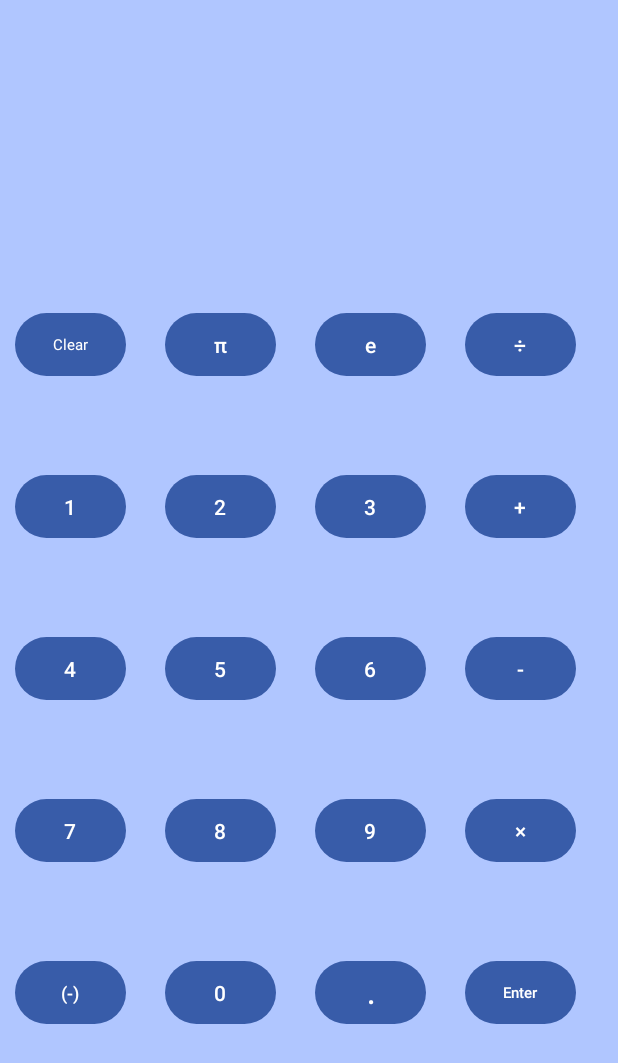
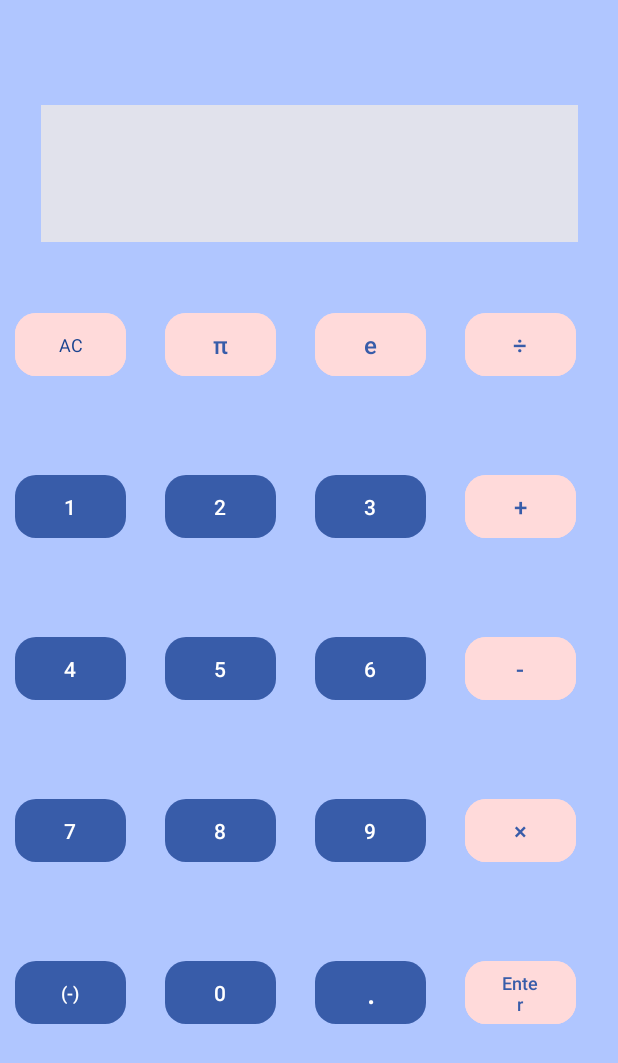
Before and after one commit to angelahe07/CalculatorAppHe, an Android app: the screen it shows after launch (MainActivity), on a phone screen of 412 x 824 dp. Shown: the top 1063 px of the screen. Run offline under Robolectric (Android 15) with nearby library versions, the phone set to English and light mode, and no system bars; Roboto replaces fonts that are not available here.

Commit message:
changed button colors and added color to background of textView
need to fix pi and e and add border around textView

```diff
--- a/app/src/main/java/com/example/calculatorapphe/MainActivity.java
+++ b/app/src/main/java/com/example/calculatorapphe/MainActivity.java
@@ -25,8 +25,14 @@ public class MainActivity extends AppCompatActivity {
     String numberInputFull = "";
     // result is the answer to whatever operation was inputted
     double result;
+
+    boolean doneEnter = false;
     public void buttonSelected(View v){
         TextView input1TV = findViewById(R.id.textViewInputExpression);
+        if(doneEnter){
+            numberInputFull = "";
+            doneEnter = false;
+        }
         if(v.getId() == R.id.button0){
             if(numberInputFull.isEmpty()){
                 numberInputFull += "";
@@ -93,24 +99,25 @@ public class MainActivity extends AppCompatActivity {
             if(numberInputFull.indexOf("÷") != -1){
                 numInput2 = Double.valueOf(numberInputFull.substring(numberInputFull.indexOf("÷") + 2));
                 result = numInput1/numInput2;
-                numberInputFull += "\n= " + result;
+                numberInputFull += " = " + result;
                 input1TV.setText(numberInputFull);
             }else if(numberInputFull.indexOf("×") != -1) {
                 numInput2 = Double.valueOf(numberInputFull.substring(numberInputFull.indexOf("×") + 2));
                 result = numInput1 * numInput2;
-                numberInputFull += "\n=" + result;
+                numberInputFull += " = " + result;
                 input1TV.setText(numberInputFull);
             }else if(numberInputFull.indexOf("+") != -1){
                 numInput2 = Double.valueOf(numberInputFull.substring(numberInputFull.indexOf("+") + 2));
                 result = numInput1 + numInput2;
-                numberInputFull += "\n=" + result;
+                numberInputFull += " = " + result;
                 input1TV.setText(numberInputFull);
             }else if(numberInputFull.indexOf("-") != -1){
                 numInput2 = Double.valueOf(numberInputFull.substring(numberInputFull.indexOf("-") + 2));
                 result = numInput1 - numInput2;
-                numberInputFull += "\n=" + result;
+                numberInputFull += " = " + result;
                 input1TV.setText(numberInputFull);
             }
+            doneEnter = true;
         }
         input1TV.setText(numberInputFull);
     }
--- a/app/src/main/res/layout/activity_main.xml
+++ b/app/src/main/res/layout/activity_main.xml
@@ -15,6 +15,7 @@
         android:layout_marginTop="@dimen/spaceUpBetweenButton"
         android:onClick="buttonSelected"
         android:text="9"
+        app:cornerRadius="@dimen/buttonRadius"
         app:layout_constraintStart_toEndOf="@+id/button8"
         app:layout_constraintTop_toBottomOf="@+id/button6" />
 
@@ -25,9 +26,15 @@
         android:layout_marginStart="@dimen/edgeMargin"
         android:layout_marginTop="70dp"
         android:layout_marginEnd="@dimen/edgeMargin"
+        android:background="@color/md_theme_light_surfaceVariant"
+        android:drawablePadding="14dp"
+        android:drawableTint="@color/md_theme_light_surfaceVariant"
         android:ems="10"
+        android:gravity="center|center_horizontal|center_vertical"
         android:inputType="number"
+        android:scrollHorizontally="false"
         android:textAlignment="center"
+        android:textColor="@color/md_theme_light_primary"
         android:textSize="20sp"
         app:layout_constraintEnd_toEndOf="parent"
         app:layout_constraintStart_toStartOf="parent"
@@ -42,6 +49,7 @@
         android:onClick="buttonSelected"
         android:text="."
         android:textSize="20sp"
+        app:cornerRadius="@dimen/buttonRadius"
         app:layout_constraintStart_toEndOf="@+id/button0"
         app:layout_constraintTop_toBottomOf="@+id/button9" />
 
@@ -51,10 +59,14 @@
         android:layout_height="@dimen/buttonHeight"
         android:layout_marginStart="@dimen/edgeMargin"
         android:layout_marginTop="@dimen/topButtonToInput"
+        android:backgroundTint="@color/md_theme_light_secondaryContainer"
         android:onClick="buttonSelected"
         android:text="@string/clear"
         android:textAppearance="@style/TextAppearance.AppCompat.Small"
+        android:textColor="@color/md_theme_dark_primaryContainer"
         android:textSize="@dimen/fontSizeButton"
+        app:cornerRadius="@dimen/buttonRadius"
+        app:iconPadding="8dp"
         app:layout_constraintStart_toStartOf="parent"
         app:layout_constraintTop_toBottomOf="@+id/textViewInputExpression" />
 
@@ -64,9 +76,12 @@
         android:layout_height="@dimen/buttonHeight"
         android:layout_marginStart="@dimen/spaceBetweenButton"
         android:layout_marginTop="@dimen/topButtonToInput"
+        android:backgroundTint="@color/md_theme_light_secondaryContainer"
         android:onClick="buttonSelected"
         android:text="÷"
+        android:textColor="@color/md_theme_light_primary"
         android:textSize="@dimen/symbolSize"
+        app:cornerRadius="@dimen/buttonRadius"
         app:layout_constraintStart_toEndOf="@+id/buttonE"
         app:layout_constraintTop_toBottomOf="@+id/textViewInputExpression" />
 
@@ -76,9 +91,12 @@
         android:layout_height="@dimen/buttonHeight"
         android:layout_marginStart="@dimen/spaceBetweenButton"
         android:layout_marginTop="@dimen/topButtonToInput"
+        android:backgroundTint="@color/md_theme_light_secondaryContainer"
         android:onClick="buttonSelected"
         android:text="e"
+        android:textColor="@color/md_theme_light_primary"
         android:textSize="@dimen/symbolSize"
+        app:cornerRadius="@dimen/buttonRadius"
         app:layout_constraintStart_toEndOf="@+id/buttonPi"
         app:layout_constraintTop_toBottomOf="@+id/textViewInputExpression" />
 
@@ -88,9 +106,12 @@
         android:layout_height="@dimen/buttonHeight"
         android:layout_marginStart="@dimen/spaceBetweenButton"
         android:layout_marginTop="@dimen/topButtonToInput"
+        android:backgroundTint="@color/md_theme_light_secondaryContainer"
         android:onClick="buttonSelected"
         android:text="π"
+        android:textColor="@color/md_theme_light_primary"
         android:textSize="@dimen/symbolSize"
+        app:cornerRadius="@dimen/buttonRadius"
         app:layout_constraintStart_toEndOf="@+id/buttonClear"
         app:layout_constraintTop_toBottomOf="@+id/textViewInputExpression" />
 
@@ -102,6 +123,7 @@
         android:layout_marginTop="@dimen/spaceUpBetweenButton"
         android:onClick="buttonSelected"
         android:text="1"
+        app:cornerRadius="@dimen/buttonRadius"
         app:layout_constraintStart_toStartOf="parent"
         app:layout_constraintTop_toBottomOf="@+id/buttonClear" />
 
@@ -113,6 +135,7 @@
         android:layout_marginTop="@dimen/spaceUpBetweenButton"
         android:onClick="buttonSelected"
         android:text="2"
+        app:cornerRadius="@dimen/buttonRadius"
         app:layout_constraintStart_toEndOf="@+id/button1"
         app:layout_constraintTop_toBottomOf="@+id/buttonPi" />
 
@@ -124,6 +147,7 @@
         android:layout_marginTop="@dimen/spaceUpBetweenButton"
         android:onClick="buttonSelected"
         android:text="3"
+        app:cornerRadius="@dimen/buttonRadius"
         app:layout_constraintStart_toEndOf="@+id/button2"
         app:layout_constraintTop_toBottomOf="@+id/buttonE" />
 
@@ -133,10 +157,13 @@
         android:layout_height="@dimen/buttonHeight"
         android:layout_marginStart="@dimen/spaceBetweenButton"
         android:layout_marginTop="@dimen/spaceUpBetweenButton"
+        android:backgroundTint="@color/md_theme_light_secondaryContainer"
         android:onClick="buttonSelected"
         android:text="+"
         android:textAlignment="center"
+        android:textColor="@color/md_theme_light_primary"
         android:textSize="@dimen/symbolSize"
+        app:cornerRadius="@dimen/buttonRadius"
         app:layout_constraintStart_toEndOf="@+id/button3"
         app:layout_constraintTop_toBottomOf="@+id/buttonDivide" />
 
@@ -155,6 +182,7 @@
         android:layout_marginTop="@dimen/spaceUpBetweenButton"
         android:onClick="buttonSelected"
         android:text="5"
+        app:cornerRadius="@dimen/buttonRadius"
         app:layout_constraintStart_toEndOf="@+id/button4"
         app:layout_constraintTop_toBottomOf="@+id/button2" />
 
@@ -166,6 +194,7 @@
         android:layout_marginTop="@dimen/spaceUpBetweenButton"
         android:onClick="buttonSelected"
         android:text="4"
+        app:cornerRadius="@dimen/buttonRadius"
         app:layout_constraintStart_toStartOf="parent"
         app:layout_constraintTop_toBottomOf="@+id/button1" />
 
@@ -177,6 +206,7 @@
         android:layout_marginTop="@dimen/spaceUpBetweenButton"
         android:onClick="buttonSelected"
         android:text="6"
+        app:cornerRadius="@dimen/buttonRadius"
         app:layout_constraintStart_toEndOf="@+id/button5"
         app:layout_constraintTop_toBottomOf="@+id/button3" />
 
@@ -186,9 +216,13 @@
         android:layout_height="@dimen/buttonHeight"
         android:layout_marginStart="@dimen/spaceBetweenButton"
         android:layout_marginTop="@dimen/spaceUpBetweenButton"
+        android:backgroundTint="@color/md_theme_light_secondaryContainer"
         android:onClick="buttonSelected"
         android:text="-"
+        android:textColor="@color/md_theme_light_primary"
         android:textSize="@dimen/symbolSize"
+        app:cornerRadius="@dimen/buttonRadius"
+        app:iconTint="@color/md_theme_light_tertiaryContainer"
         app:layout_constraintStart_toEndOf="@+id/button6"
         app:layout_constraintTop_toBottomOf="@+id/buttonPlus" />
 
@@ -198,9 +232,12 @@
         android:layout_height="@dimen/buttonHeight"
         android:layout_marginStart="@dimen/spaceBetweenButton"
         android:layout_marginTop="@dimen/spaceUpBetweenButton"
+        android:backgroundTint="@color/md_theme_light_secondaryContainer"
         android:onClick="buttonSelected"
         android:text="×"
+        android:textColor="@color/md_theme_light_primary"
         android:textSize="@dimen/symbolSize"
+        app:cornerRadius="@dimen/buttonRadius"
         app:layout_constraintStart_toEndOf="@+id/button9"
         app:layout_constraintTop_toBottomOf="@+id/buttonSubtract" />
 
@@ -212,6 +249,7 @@
         android:layout_marginTop="@dimen/spaceUpBetweenButton"
         android:onClick="buttonSelected"
         android:text="8"
+        app:cornerRadius="@dimen/buttonRadius"
         app:layout_constraintStart_toEndOf="@+id/button7"
         app:layout_constraintTop_toBottomOf="@+id/button5" />
 
@@ -223,6 +261,7 @@
         android:layout_marginTop="@dimen/spaceUpBetweenButton"
         android:onClick="buttonSelected"
         android:text="7"
+        app:cornerRadius="@dimen/buttonRadius"
         app:layout_constraintStart_toStartOf="parent"
         app:layout_constraintTop_toBottomOf="@+id/button4" />
 
@@ -234,6 +273,7 @@
         android:layout_marginTop="@dimen/spaceUpBetweenButton"
         android:onClick="buttonSelected"
         android:text="0"
+        app:cornerRadius="@dimen/buttonRadius"
         app:layout_constraintStart_toEndOf="@+id/buttonNegative"
         app:layout_constraintTop_toBottomOf="@+id/button8" />
 
@@ -246,6 +286,7 @@
         android:onClick="buttonSelected"
         android:text="(-)"
         android:textSize="12sp"
+        app:cornerRadius="@dimen/buttonRadius"
         app:layout_constraintStart_toStartOf="parent"
         app:layout_constraintTop_toBottomOf="@+id/button7" />
 
@@ -255,10 +296,13 @@
         android:layout_height="@dimen/buttonHeight"
         android:layout_marginStart="@dimen/spaceBetweenButton"
         android:layout_marginTop="@dimen/spaceUpBetweenButton"
+        android:backgroundTint="@color/md_theme_light_secondaryContainer"
         android:onClick="buttonSelected"
         android:text="@string/enter"
         android:textAlignment="center"
+        android:textColor="@color/md_theme_light_primary"
         android:textSize="@dimen/fontSizeButton"
+        app:cornerRadius="@dimen/buttonRadius"
         app:layout_constraintStart_toEndOf="@+id/buttonDecimal"
         app:layout_constraintTop_toBottomOf="@+id/buttonMultiply" />
 
--- a/app/src/main/res/values/dimens.xml
+++ b/app/src/main/res/values/dimens.xml
@@ -4,10 +4,11 @@
     <dimen name = "buttonHeight">50dp</dimen>
     <dimen name = "spaceBetweenButton">26dp</dimen>
     <dimen name = "spaceUpBetweenButton">58dp</dimen>
-    <dimen name = "symbolSize">14dp</dimen>
+    <dimen name = "symbolSize">16dp</dimen>
     <dimen name = "edgeMargin">10dp</dimen>
     <dimen name = "topButtonToInput">43dp</dimen>
     <dimen name = "inputBoxWidth">358dp</dimen>
     <dimen name = "inputBoxHeight">150</dimen>
-    <dimen name = "fontSizeButton">10dp</dimen>
+    <dimen name = "fontSizeButton">12dp</dimen>
+    <dimen name = "buttonRadius">14dp</dimen>
 </resources>
--- a/app/src/main/res/values/strings.xml
+++ b/app/src/main/res/values/strings.xml
@@ -1,5 +1,5 @@
 <resources>
     <string name="app_name">CalculatorAppHe</string>
-    <string name="clear">Clear</string>
+    <string name="clear">AC</string>
     <string name="enter">Enter</string>
 </resources>
```
